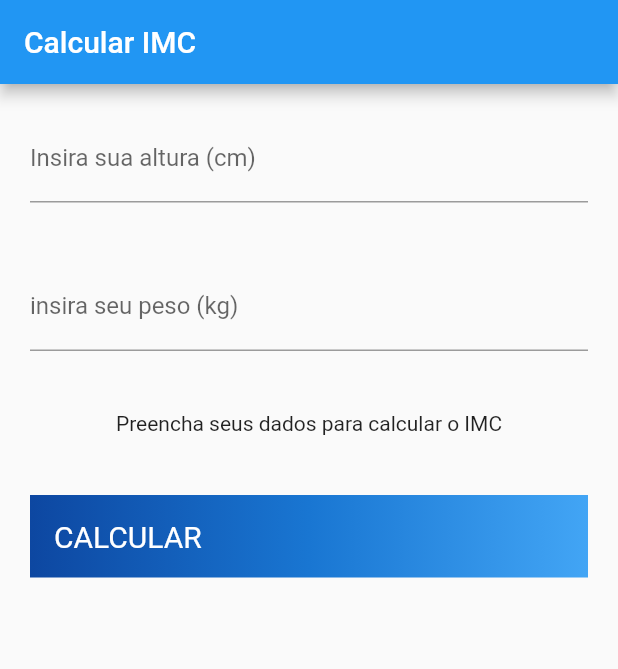
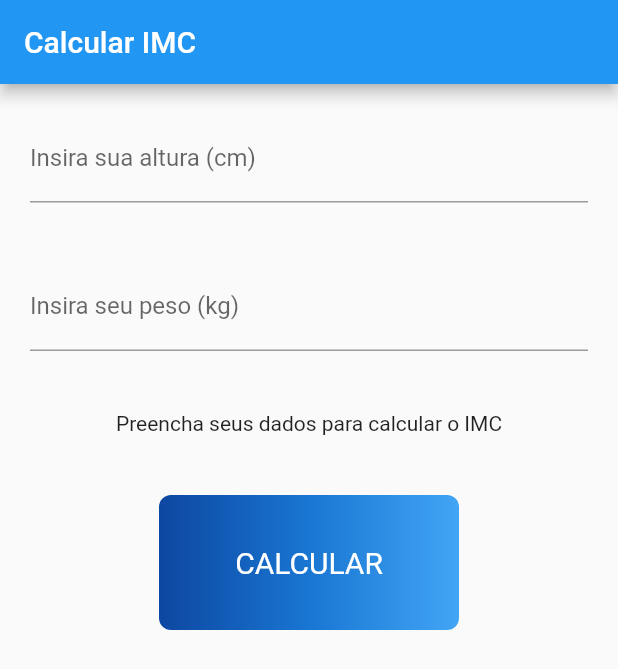
Before and after one commit to jvictortech/calculadora_IMC, a Flutter app: the screen it shows after launch, on a phone screen of 412 x 824 dp. Shown: the top 669 px of the screen. Run offline on Flutter 3.47's test engine with Material 2 defaults, Android fonts, the phone set to English and light mode, and no system bars; our stand-ins replace flutter_masked_text2.

Commit message:
ajustando botão

```diff
--- a/lib/screens/home.dart
+++ b/lib/screens/home.dart
@@ -17,7 +17,7 @@ class _HomePageState extends State<HomePage> {
       appBar: AppBar(
         title: Text('Calcular IMC'),
       ),
-      body: ListView(
+      body: Column(
         children: <Widget>[
           Padding(
             padding: EdgeInsets.all(20),
@@ -34,7 +34,7 @@ class _HomePageState extends State<HomePage> {
             child: TextFormField(
               controller: calculo.weightCtrl,
               decoration: InputDecoration(
-                labelText: 'insira seu peso (kg)',
+                labelText: 'Insira seu peso (kg)',
               ),
               keyboardType: TextInputType.number,
             ),
@@ -60,12 +60,14 @@ class _HomePageState extends State<HomePage> {
                             Color(0XFF42A5F5),
                           ],
                         ),
-                    ),
+                        borderRadius: BorderRadius.all(Radius.circular(8))),
                   ),
                 ),
                 TextButton(
                   style: TextButton.styleFrom(
-                    foregroundColor: Colors.white, padding: const EdgeInsets.all(16),
+                    foregroundColor: Colors.white,
+                    padding: const EdgeInsets.all(16),
+                    fixedSize: Size(200, 90),
                     textStyle: const TextStyle(fontSize: 20),
                   ),
                   onPressed: () {
```
Lines whose indentation alone changed are shown as unchanged.
